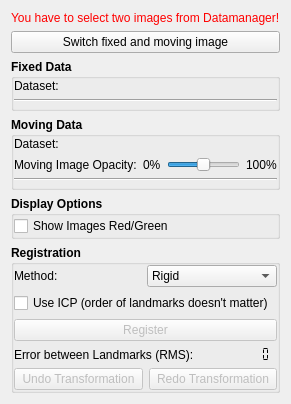
Qt form Modules/Bundles/org.mitk.gui.qt.pointbasedregistration/src/internal/QmitkPointBasedRegistrationViewControls.ui (MITK/MITK) before a commit.
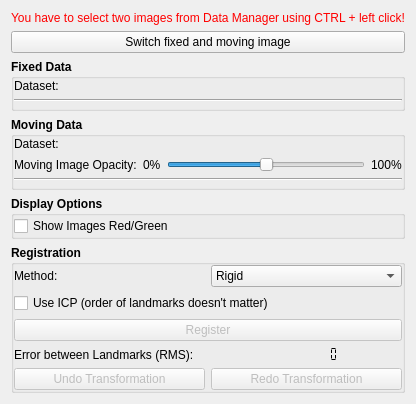
The same form after that commit. Icons and pictures are not drawn. Custom widgets are drawn as their Qt base class.

```diff
--- a/Modules/Bundles/org.mitk.gui.qt.pointbasedregistration/src/internal/QmitkPointBasedRegistrationViewControls.ui
+++ b/Modules/Bundles/org.mitk.gui.qt.pointbasedregistration/src/internal/QmitkPointBasedRegistrationViewControls.ui
@@ -66,7 +66,7 @@
       </palette>
      </property>
      <property name="text">
-      <string>You have to select two images from Datamanager!</string>
+      <string>You have to select two images from Data Manager using CTRL + left click!</string>
      </property>
     </widget>
    </item>
```
Left out of the diff: 3 changed lines with no effect on the pictures.
